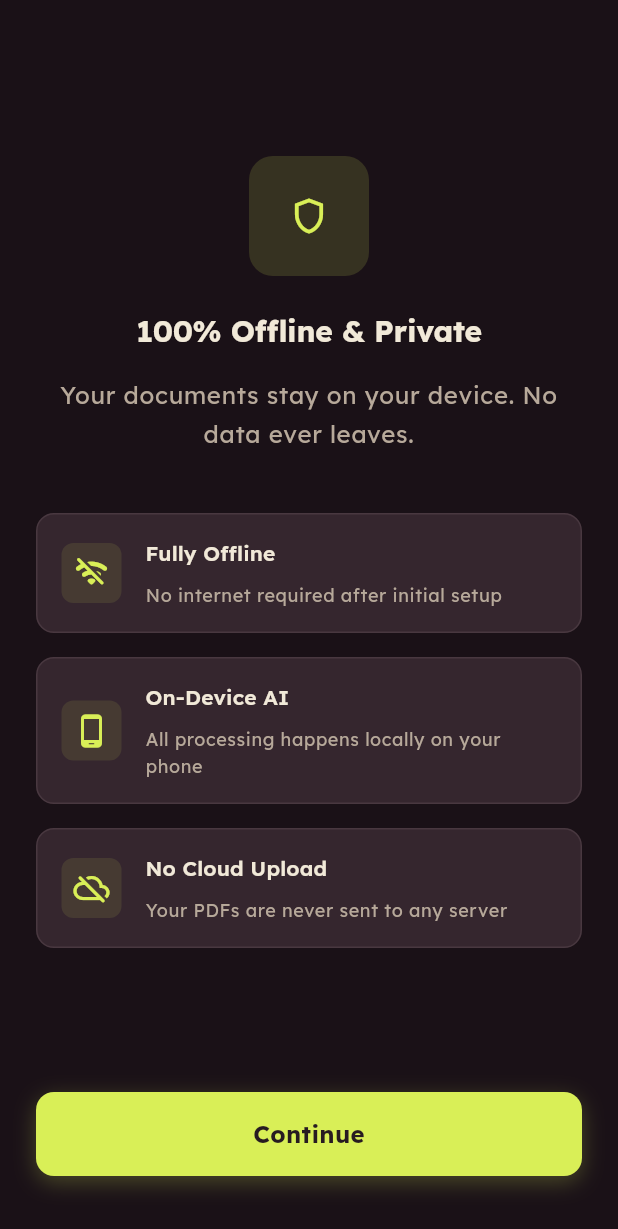
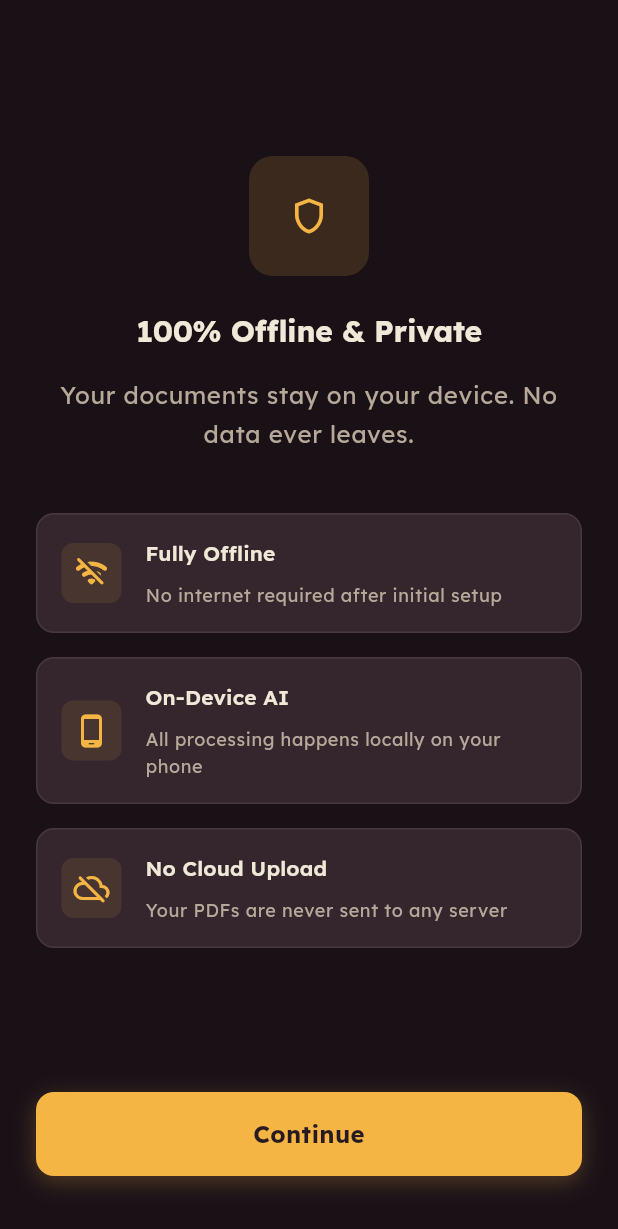
Before and after one commit to Pranavkumar16/CiteCoach, a Flutter app: the screen it shows after launch, on a phone screen of 412 x 824 dp. Shown: the top 1229 px of the screen. Run offline on Flutter 3.47's test engine with Material 3 defaults, Android fonts, the phone set to English and light mode, and no system bars; our stand-ins replace dio, equatable, file_picker, flutter_riverpod, flutter_tts, go_router and 4 more; missing offline and left inert: docx_to_text, epubx, google_mlkit_text_recognition, syncfusion_flutter_pdf, syncfusion_flutter_pdfviewer; accounts and stored records are empty.

Commit message:
Switch accent to warm amber and fix Daylight contrast
Midnight and AMOLED accent moves from citron to amber #F5B544 with a
coral #EF6F4E gradient end and citation colour. Daylight accent becomes
deep amber #8F5410, and grey text and success colours are darkened so
small text meets 4.5:1. The Home Processing pill uses neutral grey so
it no longer reads as the amber accent.

Co-Authored-By: Claude Opus 5.5 <noreply@anthropic.com>
Claude-Session: https://claude.ai/code/session_01Euk6mCXFG9nZxa7Gr4hUB8

```diff
--- a/lib/core/constants/app_colors.dart
+++ b/lib/core/constants/app_colors.dart
@@ -1,12 +1,12 @@
 import 'package:flutter/material.dart';
 
 /// CiteCoach Ink & Signal brand palette.
-/// Oxblood ink, warm parchment, acid citron and signal vermilion.
+/// Oxblood ink, warm parchment, warm amber and signal coral.
 abstract final class AppColors {
   // Primary Accent — Acid Citron
-  static const Color accent = Color(0xFFD9EF57); // Signature citron
-  static const Color accentLight = Color(0xFFE8F6A0); // Soft citron
-  static const Color accentDark = Color(0xFFA6BC32); // Deep citron
+  static const Color accent = Color(0xFFF5B544); // Signature amber
+  static const Color accentLight = Color(0xFFFAD58A); // Soft amber
+  static const Color accentDark = Color(0xFFC98A22); // Deep amber
 
   // Secondary accent — Signal Vermilion
   static const Color accentCyan = Color(0xFFD85B43); // Signal vermilion
@@ -85,7 +85,7 @@ abstract final class AppColors {
   static const Color textPrimary = Color(0xFFF1E9D8); // zinc100
   static const Color textSecondary = Color(0xFFB7A99A); // zinc400
   static const Color textTertiary = Color(0xFF928477); // zinc500
-  static const Color textOnPrimary = Color(0xFF271B21); // oxblood text on citron
+  static const Color textOnPrimary = Color(0xFF271B21); // oxblood text on amber
 
   // Alias for backward compat
   static const Color primaryIndigo = accent;
@@ -113,7 +113,7 @@ abstract final class AppColors {
   static const Color micInactive = zinc500;
 
   // Shadow colors
-  static const Color shadowPrimary = Color(0x33D9EF57); // 20% citron
+  static const Color shadowPrimary = Color(0x33F5B544); // 20% amber
   static const Color shadowDark = Color(0x33000000); // 20% black
 
   // Accent variations for UI elements
@@ -123,5 +123,5 @@ abstract final class AppColors {
   static const Color indigo600 = Color(0xFFA6BC32);
 
   // Highlight color for citations in PDF
-  static const Color highlightYellow = Color(0x66D9EF57);
+  static const Color highlightYellow = Color(0x66F5B544);
 }
--- a/lib/core/theme/app_theme_data.dart
+++ b/lib/core/theme/app_theme_data.dart
@@ -194,7 +194,7 @@ class AppThemeData extends ThemeExtension<AppThemeData> {
 
   // ==================== FACTORY CONSTRUCTORS ====================
 
-  /// Premium dark theme using the CiteCoach Ink & Signal palette.
+  /// Premium dark theme: plum ink with a warm amber-to-coral accent.
   factory AppThemeData.midnight() {
     return const AppThemeData(
       variant: ThemeVariant.midnight,
@@ -207,10 +207,10 @@ class AppThemeData extends ThemeExtension<AppThemeData> {
       textTertiary: Color(0xFFB7A99A),
       border: Color(0xFF493840),
       borderStrong: Color(0xFF66545A),
-      accentStart: Color(0xFFD9EF57),
-      accentEnd: Color(0xFFD85B43),
-      accentSolid: Color(0xFFD9EF57),
-      citation: Color(0xFFD85B43),
+      accentStart: Color(0xFFF5B544),
+      accentEnd: Color(0xFFEF6F4E),
+      accentSolid: Color(0xFFF5B544),
+      citation: Color(0xFFEF6F4E),
       success: Color(0xFFB4CF45),
       warning: Color(0xFFD9A441),
       error: Color(0xFFD85B43),
@@ -224,7 +224,7 @@ class AppThemeData extends ThemeExtension<AppThemeData> {
     );
   }
 
-  /// Warm daylight theme with ink typography and an accessible olive accent.
+  /// Warm daylight theme with ink typography and an accessible amber accent.
   factory AppThemeData.daylight() {
     return const AppThemeData(
       variant: ThemeVariant.daylight,
@@ -234,14 +234,14 @@ class AppThemeData extends ThemeExtension<AppThemeData> {
       surfaceElevated: Color(0xFFFFFFFF),
       textPrimary: Color(0xFF271B21),
       textSecondary: Color(0xFF66545A),
-      textTertiary: Color(0xFF928477),
+      textTertiary: Color(0xFF72645A),
       border: Color(0xFFE5DACC),
       borderStrong: Color(0xFFB7A99A),
-      accentStart: Color(0xFF71851F),
+      accentStart: Color(0xFF8F5410),
       accentEnd: Color(0xFFB94D38),
-      accentSolid: Color(0xFF71851F),
+      accentSolid: Color(0xFF8F5410),
       citation: Color(0xFFB94D38),
-      success: Color(0xFF667A19),
+      success: Color(0xFF5E7016),
       warning: Color(0xFF986A20),
       error: Color(0xFFB74733),
       userMessageBg: Color(0xFF493840),
@@ -267,10 +267,10 @@ class AppThemeData extends ThemeExtension<AppThemeData> {
       textTertiary: Color(0xFF928477),
       border: Color(0xFF35262E),
       borderStrong: Color(0xFF493840),
-      accentStart: Color(0xFFD9EF57),
-      accentEnd: Color(0xFFD85B43),
-      accentSolid: Color(0xFFD9EF57),
-      citation: Color(0xFFD85B43),
+      accentStart: Color(0xFFF5B544),
+      accentEnd: Color(0xFFEF6F4E),
+      accentSolid: Color(0xFFF5B544),
+      citation: Color(0xFFEF6F4E),
       success: Color(0xFFB4CF45),
       warning: Color(0xFFD9A441),
       error: Color(0xFFD85B43),
--- a/lib/features/home/presentation/home_screen.dart
+++ b/lib/features/home/presentation/home_screen.dart
@@ -254,7 +254,7 @@ class _RecentCard extends StatelessWidget {
     final (label, colour) = document.isReady
         ? ('Ready', theme.success)
         : document.isProcessing
-            ? ('Processing', theme.warning)
+            ? ('Processing', theme.textSecondary)
             : document.hasError
                 ? ('Needs attention', theme.error)
                 : ('Queued', theme.textTertiary);
```
Also changed, not shown: 1 other file.
